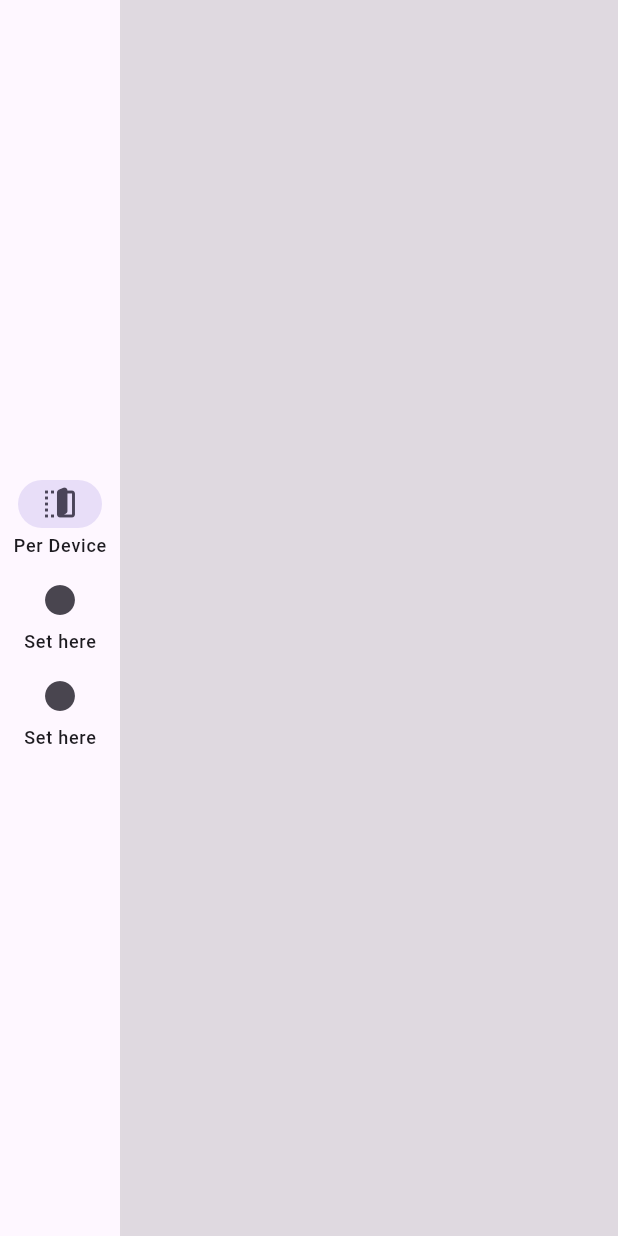
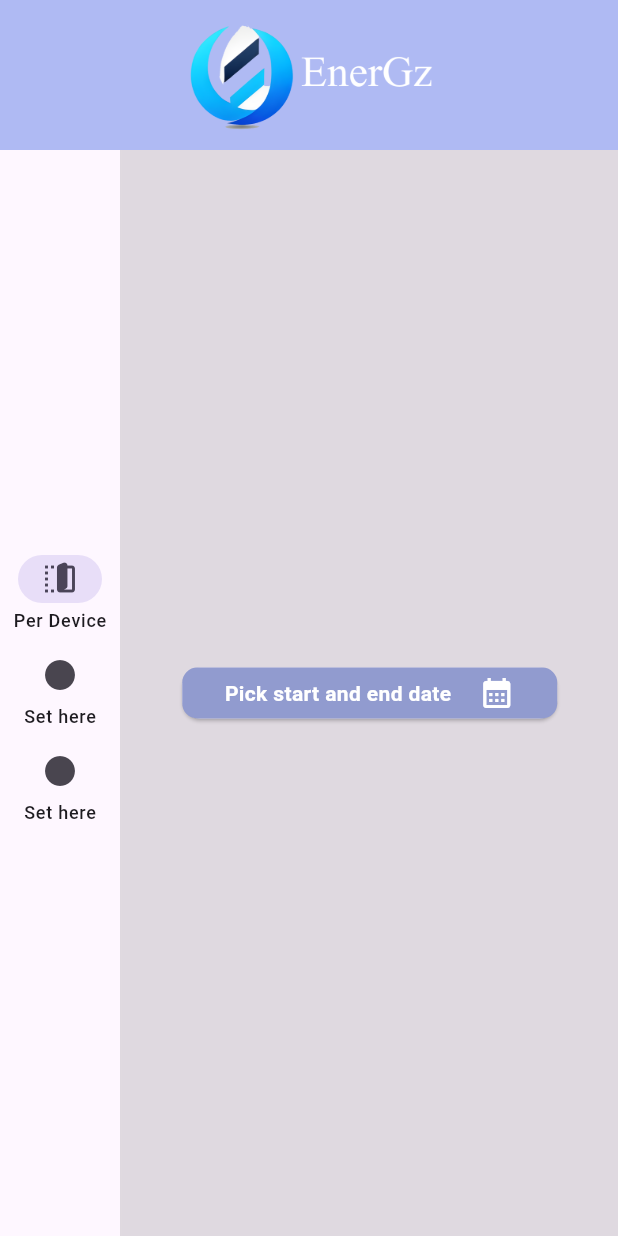
Before and after one commit to Thisuraka/smart_house_dash, a Flutter app: the screen it shows after launch, on a phone screen of 412 x 824 dp. Run offline on Flutter 3.47's test engine with Material 2 defaults, Android fonts, the phone set to English and light mode, and no system bars; our stand-ins replace dio, flutter_easyloading.

Commit message:
Start and end date picker for per device tab

```diff
--- a/lib/style.dart
+++ b/lib/style.dart
@@ -1,6 +1,8 @@
 import 'package:flutter/material.dart';
 
-const defaultColor = Color(0xFFBE90D4);
+const defaultColor = Color(0xFFAFBAF3);
+const accentColor = Color(0xFF919BCF);
+
 const inactiveColor = Color(0xFFCFCFCF);
 const warningAlertColor = Color(0xFFFF7F50);
 const successAlertColor = Color(0xFF009688);
--- /dev/null
+++ b/lib/utils/assets.dart
@@ -0,0 +1,3 @@
+class AppAssets {
+  static String logoWithText = "assets/images/logo_with_text.png";
+}
--- a/lib/utils/strings.dart
+++ b/lib/utils/strings.dart
@@ -1,3 +1,4 @@
 class AppString {
   static const perDevice = "Per Device";
+  static const pickStartEndDate = "Pick start and end date";
 }
--- a/lib/viewmodels/dashboard_viewmodel.dart
+++ /dev/null
@@ -1,3 +0,0 @@
-import 'package:flutter/material.dart';
-
-class DashboardViewModel extends ChangeNotifier {}
--- /dev/null
+++ b/lib/viewmodels/per_device_viewmodel.dart
@@ -0,0 +1,11 @@
+import 'package:flutter/material.dart';
+
+class PerDeviceViewModel extends ChangeNotifier {
+  DateTime? startDate;
+  DateTime? endDate;
+
+  setStartAndEndDate(DateTime startDate, DateTime endDate) {
+    startDate = startDate;
+    endDate = endDate;
+  }
+}
--- a/lib/views/home_view.dart
+++ b/lib/views/home_view.dart
@@ -1,7 +1,10 @@
 import 'package:flutter/material.dart';
 import 'package:provider/provider.dart';
+import 'package:smart_home/style.dart';
+import 'package:smart_home/utils/assets.dart';
 import 'package:smart_home/utils/strings.dart';
 import 'package:smart_home/viewmodels/navigation_viewmodel.dart';
+import 'package:smart_home/viewmodels/per_device_viewmodel.dart';
 import 'package:smart_home/views/per_device/per_device_tab.dart';
 
 class HomeView extends StatelessWidget {
@@ -10,6 +13,18 @@ class HomeView extends StatelessWidget {
   @override
   Widget build(BuildContext context) {
     return Scaffold(
+      appBar: AppBar(
+        toolbarHeight: 100,
+        backgroundColor: defaultColor,
+        title: Align(
+          alignment: Alignment.center,
+          child: Image.asset(
+            AppAssets.logoWithText,
+            fit: BoxFit.fitHeight,
+            height: 80,
+          ),
+        ),
+      ),
       body: SizedBox(
         width: MediaQuery.of(context).size.width,
         height: MediaQuery.of(context).size.height,
@@ -44,7 +59,10 @@ class HomeView extends StatelessWidget {
                   Expanded(
                     child: Container(
                       color: Colors.black12,
-                      child: const PerDeviceTab(),
+                      child: ChangeNotifierProvider(
+                        create: (context) => PerDeviceViewModel(),
+                        child: const PerDeviceTab(),
+                      ),
                     ),
                   ),
                 if (model.selectedIndex == 1)
--- a/lib/views/per_device/per_device_tab.dart
+++ b/lib/views/per_device/per_device_tab.dart
@@ -1,10 +1,26 @@
 import 'package:flutter/material.dart';
+import 'package:provider/provider.dart';
+import 'package:smart_home/style.dart';
+import 'package:smart_home/utils/strings.dart';
+import 'package:smart_home/viewmodels/per_device_viewmodel.dart';
+import 'package:smart_home/widgets/date_filter_widget.dart';
 
 class PerDeviceTab extends StatelessWidget {
   const PerDeviceTab({super.key});
 
   @override
   Widget build(BuildContext context) {
-    return Container();
+    return Consumer<PerDeviceViewModel>(builder: (context, model, child) {
+      return Column(
+        mainAxisAlignment: MainAxisAlignment.center,
+        children: [
+          DateFilterWidget(
+            selectedDates: (DateTime startDate, DateTime endDate) {
+              model.setStartAndEndDate(startDate, endDate);
+            },
+          ),
+        ],
+      );
+    });
   }
 }
--- /dev/null
+++ b/lib/widgets/date_filter_widget.dart
@@ -0,0 +1,58 @@
+import 'package:flutter/material.dart';
+import 'package:smart_home/style.dart';
+import 'package:smart_home/utils/strings.dart';
+
+class DateFilterWidget extends StatefulWidget {
+  final Function(DateTime startDate, DateTime endDate) selectedDates;
+
+  const DateFilterWidget({super.key, required this.selectedDates});
+
+  @override
+  State<DateFilterWidget> createState() => _DateFilterWidgetState();
+}
+
+class _DateFilterWidgetState extends State<DateFilterWidget> {
+  @override
+  Widget build(BuildContext context) {
+    return Card(
+      elevation: 1,
+      child: InkWell(
+        onTap: () async {
+          final pickedDates = await showDateRangePicker(
+            context: context,
+            firstDate: DateTime(2023),
+            lastDate: DateTime(2024),
+          );
+
+          if (pickedDates != null) {
+            widget.selectedDates(pickedDates.start, pickedDates.end);
+          }
+        },
+        child: Container(
+          width: 250,
+          padding: const EdgeInsets.symmetric(vertical: 5, horizontal: 10),
+          decoration: const BoxDecoration(
+            color: accentColor,
+            borderRadius: BorderRadius.all(Radius.circular(10)),
+          ),
+          child: const Row(
+            mainAxisAlignment: MainAxisAlignment.spaceEvenly,
+            children: [
+              Text(
+                AppString.pickStartEndDate,
+                style: TextStyle(
+                  color: Colors.white,
+                  fontWeight: FontWeight.bold,
+                ),
+              ),
+              Icon(
+                Icons.calendar_month,
+                color: Colors.white,
+              ),
+            ],
+          ),
+        ),
+      ),
+    );
+  }
+}
```
Also changed, not shown: assets/images/logo.jpg (added), assets/images/logo.png (added), assets/images/logo_with_text.png (added), 1 other file.
